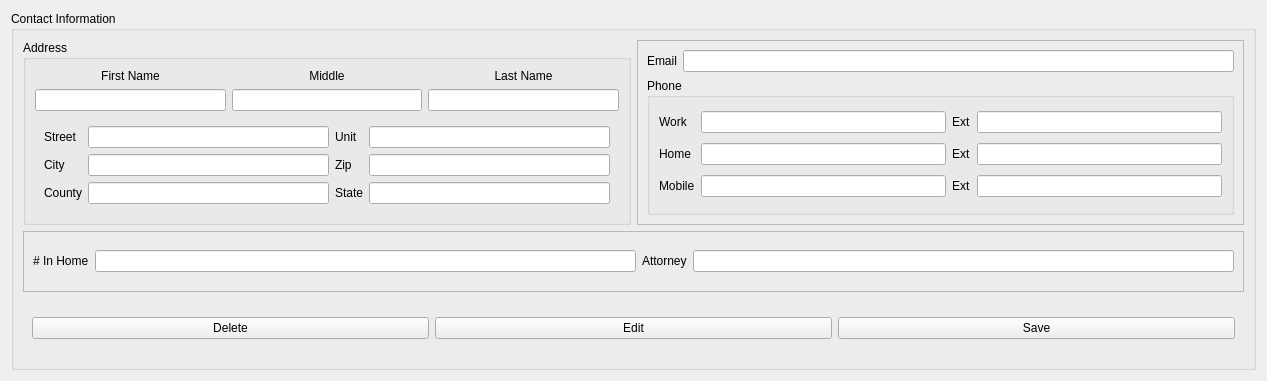
The window that drc/gui/persondetailsform.ui (lansdon/cpts483_drc) describes before a commit, drawn with Qt 5.
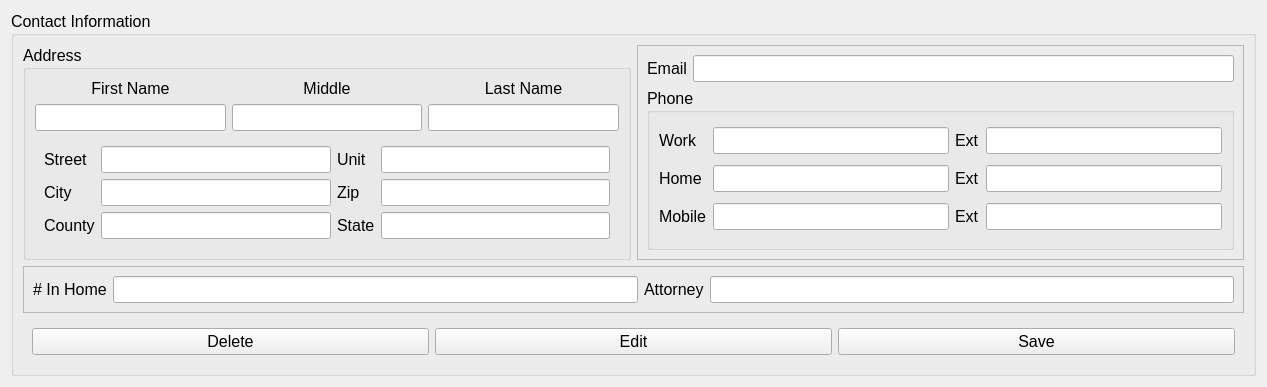
The same window after the commit.

Commit message: Font size fixes.

Patch:
```diff
--- a/drc/gui/persondetailsform.ui
+++ b/drc/gui/persondetailsform.ui
@@ -16,6 +16,11 @@
     <verstretch>0</verstretch>
    </sizepolicy>
   </property>
+  <property name="font">
+   <font>
+    <pointsize>12</pointsize>
+   </font>
+  </property>
   <property name="windowTitle">
    <string>Form</string>
   </property>
```
The commit also changes 4 other files.
